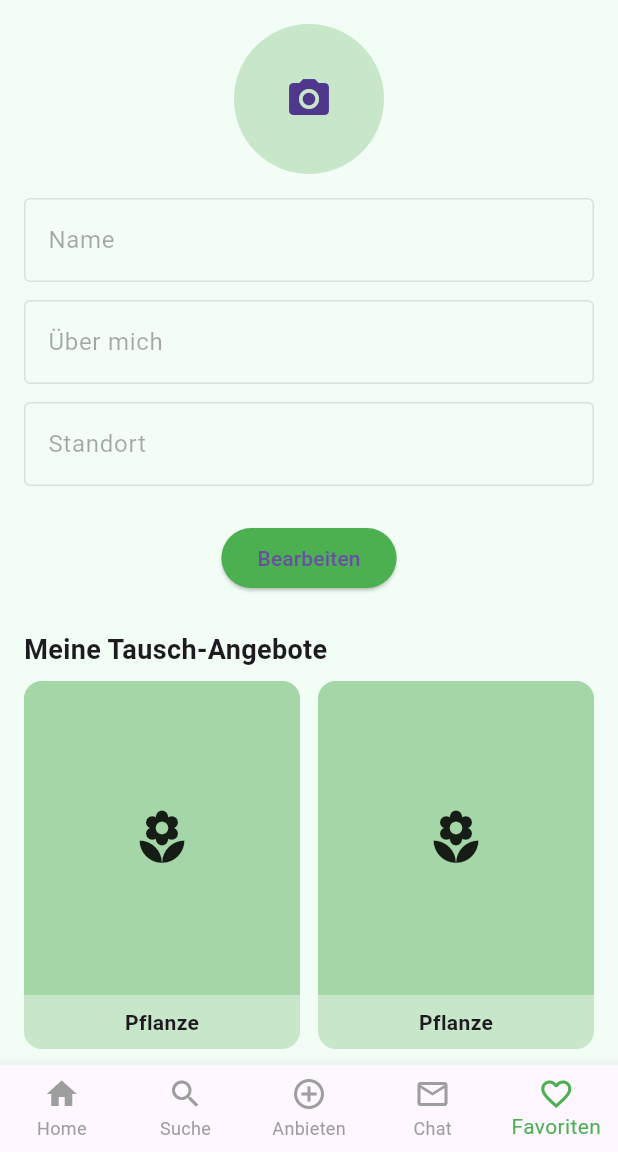
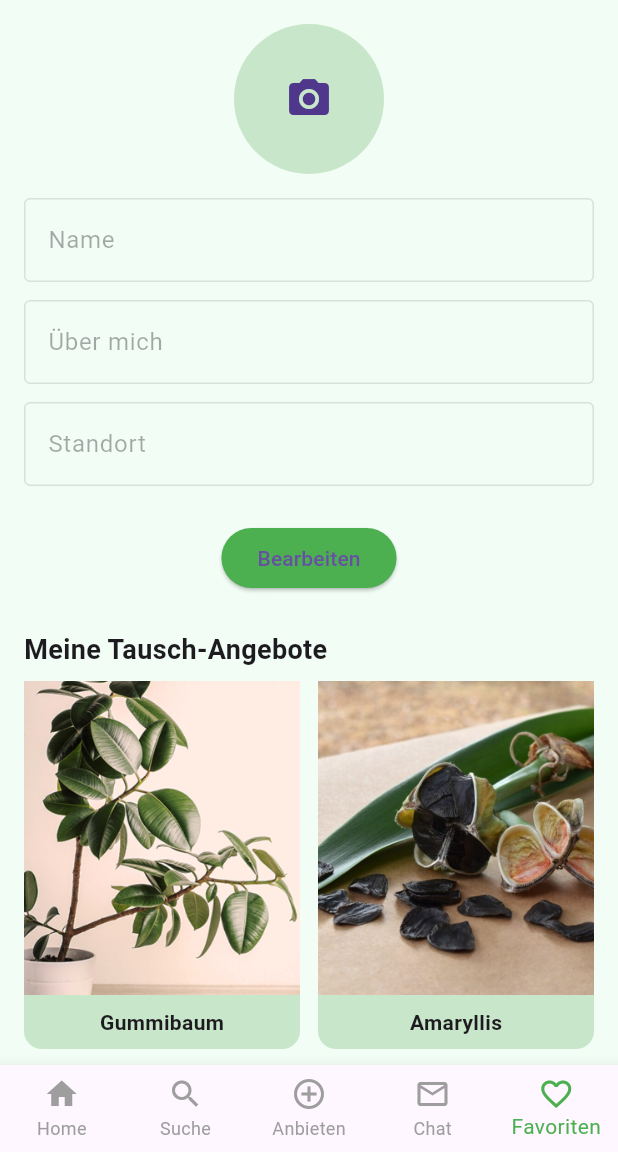
Before and after one commit to Anjanjanja1/GrowCircle, a Flutter app: the ProfilePage widget shown alone on an empty page, opened directly, on a phone screen of 412 x 824 dp, the part 84-1236 px from its top. Run offline on Flutter 3.47's test engine with Material 3 defaults, Android fonts, the phone set to English and light mode, and no system bars; our stand-ins replace flutter_map, geocoding, geolocator, image_picker, latlong2.

Commit message:
profile page: Meine Angebote

```diff
--- a/lib/dummy_data.dart
+++ b/lib/dummy_data.dart
@@ -103,3 +103,49 @@ final List<DummyPlant> dummyPlants = [
     bildPfad: 'assets/images/plants/efeutute.jpg',
   ),
 ];
+
+// Dummy Pflanzen Profil - Meine Angebote
+final List<DummyPlant> dummyOfferPlants = [
+  DummyPlant(
+    titel: 'Gummibaum',
+    kategorie: 'Zimmerpflanze',
+    lichtbedarf: 'Mittel',
+    pflanzenstadium: 'Ausgewachsen',
+    beschreibung:
+        'Robust und wunderbar anspruchslos - verzeiht einem wirklich alles 😄',
+    standort: LatLng(47.0540, 15.2351),
+    benutzerId: 'u3',
+    bildPfad: 'assets/images/plants/gummibaum.jpg',
+  ),
+  DummyPlant(
+    titel: 'Amaryllis',
+    kategorie: 'Zimmerpflanze',
+    lichtbedarf: 'Mittel',
+    pflanzenstadium: 'Samen',
+    beschreibung:
+        'Habe die Samen von meiner eigenen Pflanze, die rot blüht. Tausche gerne gegen Kräuter.',
+    standort: LatLng(47.0540, 15.2351),
+    benutzerId: 'u3',
+    bildPfad: 'assets/images/plants/amaryllis.jpg',
+  ),
+  DummyPlant(
+    titel: 'Banane',
+    kategorie: 'Exotisch',
+    lichtbedarf: 'Viel',
+    pflanzenstadium: 'Jungpflanze',
+    beschreibung: 'Winterhart bis -15°C',
+    standort: LatLng(47.0540, 15.2351),
+    benutzerId: 'u3',
+    bildPfad: 'assets/images/plants/banane.jpg',
+  ),
+  DummyPlant(
+    titel: 'Feigenbaum',
+    kategorie: 'Mediterran',
+    lichtbedarf: 'Viel',
+    pflanzenstadium: 'Jungpflanze',
+    beschreibung: 'Habe den Baum aus dem Kroatien-Urlaub mitgenommen!',
+    standort: LatLng(47.0540, 15.2351),
+    benutzerId: 'u3',
+    bildPfad: 'assets/images/plants/feigenbaum.jpg',
+  ),
+];
--- a/lib/profile_page.dart
+++ b/lib/profile_page.dart
@@ -2,6 +2,7 @@ import 'package:flutter/material.dart';
 import 'package:image_picker/image_picker.dart';
 import 'dart:io';
 import 'main_layout.dart';
+import 'plant_detail_page.dart';
 import 'dummy_data.dart'; //DUMMY LIST
 
 class ProfilePage extends StatefulWidget {
@@ -137,7 +138,7 @@ class _ProfilePageState extends State<ProfilePage> {
             GridView.builder(
               shrinkWrap: true,
               physics: const NeverScrollableScrollPhysics(),
-              itemCount: 6, // Anzahl Angebote
+              itemCount: dummyOfferPlants.length, // Anzahl Angebote
               gridDelegate: const SliverGridDelegateWithFixedCrossAxisCount(
                 crossAxisCount: 2,
                 mainAxisSpacing: 12,
@@ -145,7 +146,17 @@ class _ProfilePageState extends State<ProfilePage> {
                 childAspectRatio: 3 / 4,
               ),
               itemBuilder: (context, index) {
-                return Container(
+                final plant = dummyOfferPlants[index];
+                return GestureDetector(
+                  onTap: () {
+                    Navigator.push(
+                      context,
+                      MaterialPageRoute(
+                        builder: (context) => PlantDetailPage(plant: plant),
+                      ),
+                    );
+                  },
+                  child: Container(
                     decoration: BoxDecoration(
                       color: Colors.green.shade100,
                       borderRadius: BorderRadius.circular(12),
@@ -160,19 +171,49 @@ class _ProfilePageState extends State<ProfilePage> {
                                 top: Radius.circular(12),
                               ),
                             ),
-                          child: const Center(
-                            child: Icon(Icons.local_florist, size: 40),
+                            child:
+                                plant.bildPfad != null
+                                    ? (plant.bildPfad!.startsWith('assets/')
+                                        ? Image.asset(
+                                          plant.bildPfad!,
+                                          fit: BoxFit.cover,
+                                          width: double.infinity,
+                                        )
+                                        : Image.file(
+                                          File(plant.bildPfad!),
+                                          fit: BoxFit.cover,
+                                          width: double.infinity,
+                                          errorBuilder: (
+                                            context,
+                                            error,
+                                            stackTrace,
+                                          ) {
+                                            return const Center(
+                                              child: Icon(
+                                                Icons.broken_image,
+                                                size: 40,
+                                                color: Colors.blueGrey,
+                                              ),
+                                            );
+                                          },
+                                        ))
+                                    : const Center(
+                                      child: Icon(
+                                        Icons.local_florist,
+                                        size: 40,
                                       ),
                                     ),
                           ),
-                      const Padding(
-                        padding: EdgeInsets.all(8),
+                        ),
+                        Padding(
+                          padding: const EdgeInsets.all(8),
                           child: Text(
-                          "Pflanze",
-                          style: TextStyle(fontWeight: FontWeight.bold),
+                            plant.titel,
+                            style: const TextStyle(fontWeight: FontWeight.bold),
                           ),
                         ),
                       ],
+                    ),
                   ),
                 );
               },
```
Also changed, not shown: lib/main_layout.dart (+0 -16 lines), assets/images/plants/amaryllis.jpg (added), assets/images/plants/banane.jpg (added), assets/images/plants/feigenbaum.jpg (added), assets/images/plants/gummibaum.jpg (added). Lines whose indentation alone changed are shown as unchanged.
